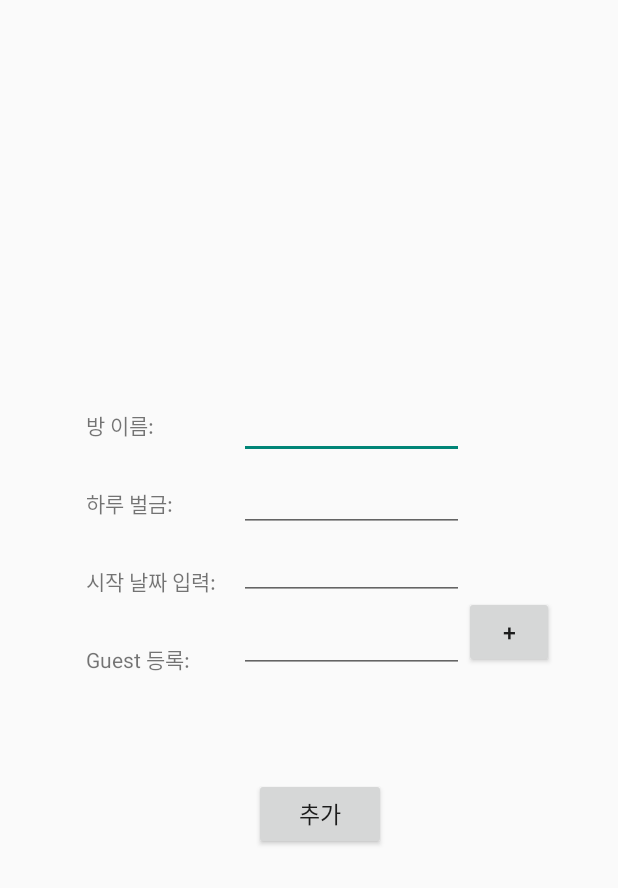
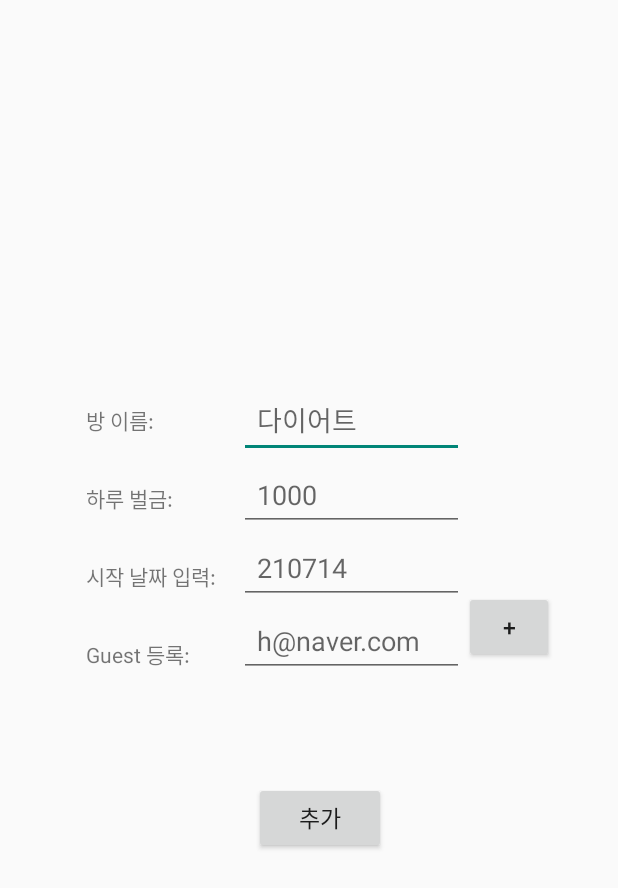
Before and after one commit to hynzlee/Temp, an Android app: the layout dialog.xml on its own in the app's theme, with its tools: preview values and no code run, on a phone screen of 412 x 824 dp. Shown: the top 888 px of the screen. Run offline under Robolectric (Android 15) with nearby library versions, the phone set to English and light mode, and no system bars.

Commit message:
tab2 dialog fix

```diff
--- a/app/src/main/res/layout/dialog.xml
+++ b/app/src/main/res/layout/dialog.xml
@@ -41,27 +41,34 @@
         android:orientation="vertical">
 
         <EditText
+            android:id="@+id/edit_roomName"
             android:layout_width="150dp"
             android:layout_height="wrap_content"
             android:padding="12dp"
+            android:hint="다이어트"
             android:text="" />
         <EditText
+            android:id="@+id/edit_fine"
             android:layout_width="150dp"
             android:layout_height="wrap_content"
             android:padding="12dp"
             android:inputType="number"
+            android:hint="1000"
             android:text="" />
         <EditText
-            android:id="@+id/editTextDate"
-            android:layout_width="match_parent"
+            android:id="@+id/edit_textDate"
+            android:layout_width="150dp"
             android:layout_height="wrap_content"
-            android:ems="10"
-            android:inputType="date" />
+            android:inputType="date"
+            android:padding="12dp"
+            android:maxLength="6"
+            android:hint="210714" />
         <EditText
             android:id="@+id/guestMail"
             android:layout_width="150dp"
             android:layout_height="wrap_content"
             android:padding="12dp"
+            android:hint="h@naver.com"
             android:text="" />
 
         <TextView
```
Also changed, not shown: app/src/main/java/com/sample/fortest/Fragment2.java (+42 -7 lines).
